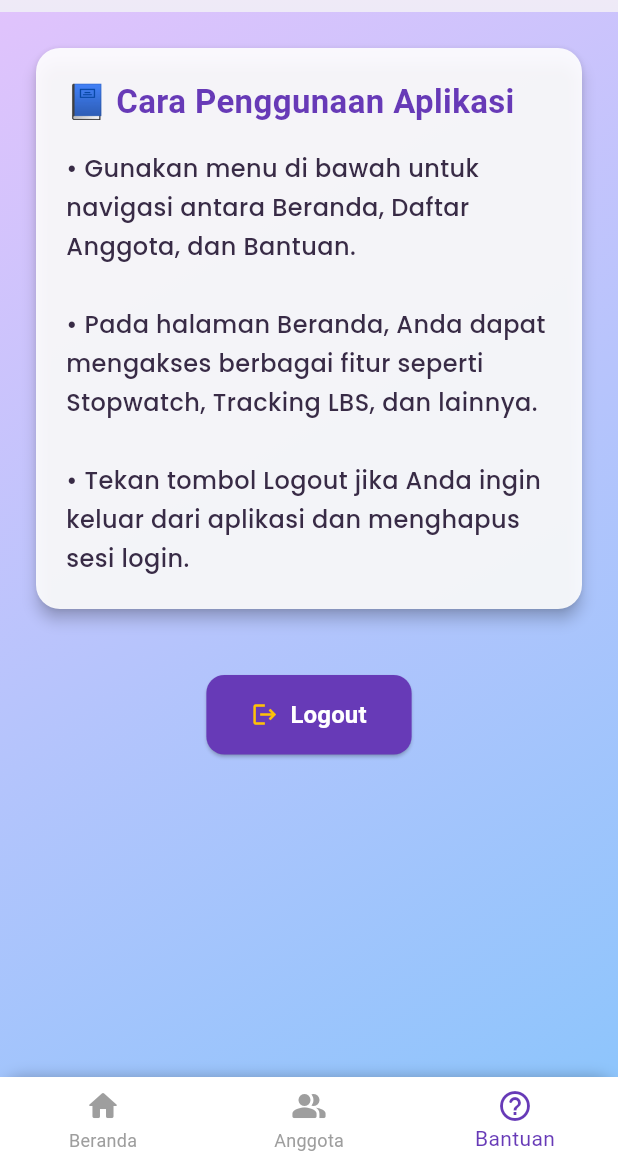
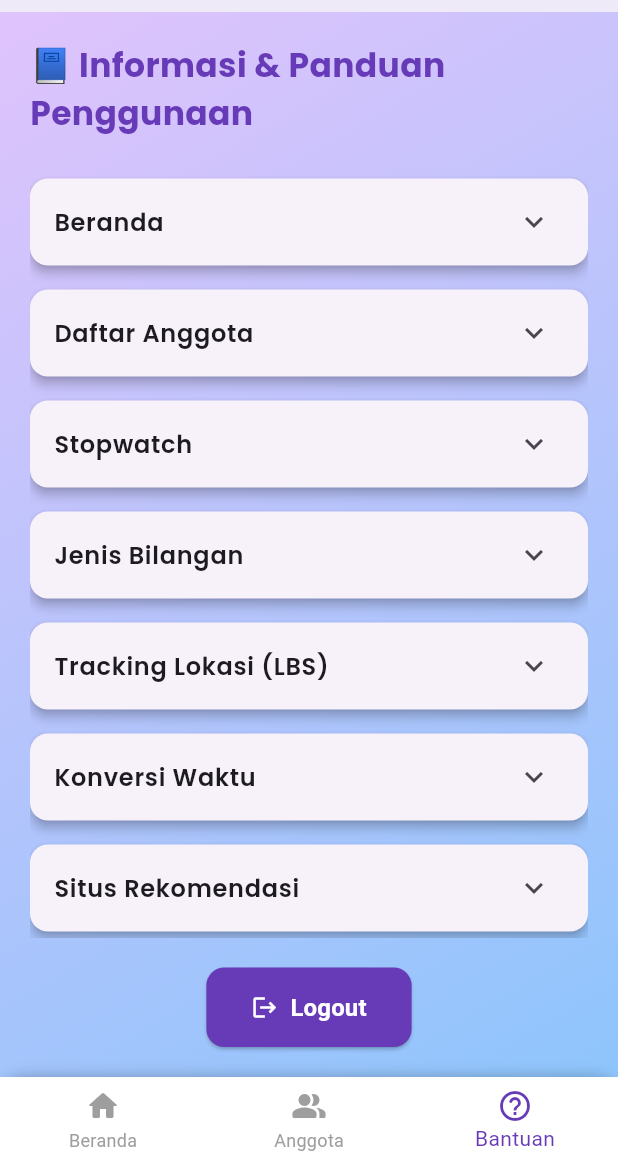
Before and after one commit to Maydamai03/Tugas3_TPM_017_101, a Flutter app: the HomePage screen opened directly, item 3 of the bottom bar chosen, on a phone screen of 412 x 824 dp, the part 72-1236 px from its top. Run offline on Flutter 3.47's test engine with Material 3 defaults, Android fonts, the phone set to English and light mode, and no system bars; our stand-ins replace animate_do, geolocator, google_fonts, shared_preferences; accounts and stored records are empty.

Commit message:
Edit interface 1.2

```diff
--- a/lib/help_page.dart
+++ b/lib/help_page.dart
@@ -15,6 +15,65 @@ class HelpPage extends StatelessWidget {
     );
   }
 
+  final List<Map<String, dynamic>> helpItems = [
+    {
+      'title': 'Beranda',
+      'steps': [
+        'Pilih tab "Beranda" di bagian bawah aplikasi.',
+        'Akses fitur seperti Stopwatch, Jenis Bilangan, LBS, dan lainnya.',
+        'Klik menu yang ingin digunakan.'
+      ]
+    },
+    {
+      'title': 'Daftar Anggota',
+      'steps': [
+        'Pilih tab "Anggota".',
+        'Lihat daftar anggota tim beserta NIM dan foto.'
+      ]
+    },
+    {
+      'title': 'Stopwatch',
+      'steps': [
+        'Buka fitur Stopwatch di halaman Beranda.',
+        'Klik tombol Start untuk mulai menghitung waktu.',
+        'Gunakan tombol lap untuk membagi waktu beserta lap nya',
+        'Gunakan tombol Stop dan Reset untuk mengatur ulang.'
+      ]
+    },
+    {
+      'title': 'Jenis Bilangan',
+      'steps': [
+        'Pilih fitur Jenis Bilangan dari Beranda.',
+        'Masukkan angka yang ingin dianalisis.',
+        'Sistem akan menampilkan apakah angka tersebut prima, desimal, positif/negatif, atau bilangan cacah.'
+      ]
+    },
+    {
+      'title': 'Tracking Lokasi (LBS)',
+      'steps': [
+        'Pilih fitur LBS dari Beranda.',
+        'Izinkan aplikasi mengakses lokasi.',
+        'Lihat posisi Anda di peta secara real-time.'
+      ]
+    },
+    {
+      'title': 'Konversi Waktu',
+      'steps': [
+        'Pilih fitur Konversi Waktu dari Beranda.',
+        'Masukkan jumlah tahun yang ingin dikonversi.',
+        'Hasil akan ditampilkan dalam jam, menit, dan detik.',
+      ]
+    },
+    {
+      'title': 'Situs Rekomendasi',
+      'steps': [
+        'Buka fitur Situs Rekomendasi dari Beranda.',
+        'Lihat daftar situs-situs yang direkomendasikan.',
+        'Tambahkan situs ke favorit untuk akses cepat.'
+      ]
+    },
+  ];
+
   @override
   Widget build(BuildContext context) {
     return Container(
@@ -30,50 +89,59 @@ class HelpPage extends StatelessWidget {
       child: Column(
         crossAxisAlignment: CrossAxisAlignment.stretch,
         children: [
-          Card(
-            elevation: 4,
-            shape: RoundedRectangleBorder(
-              borderRadius: BorderRadius.circular(16),
-            ),
-            color: Colors.white.withOpacity(0.9),
-            child: Padding(
-              padding: const EdgeInsets.all(20.0),
-              child: Column(
-                crossAxisAlignment: CrossAxisAlignment.start,
-                children: [
-                  const Text(
-                    '📘 Cara Penggunaan Aplikasi',
-                    style: TextStyle(
+          Text(
+            '📘 Informasi & Panduan Penggunaan',
+            style: GoogleFonts.poppins(
               fontSize: 22,
               fontWeight: FontWeight.bold,
               color: Colors.deepPurple,
             ),
           ),
-                  const SizedBox(height: 16),
-                  Text(
-                    '• Gunakan menu di bawah untuk navigasi antara Beranda, Daftar Anggota, dan Bantuan.\n\n'
-                    '• Pada halaman Beranda, Anda dapat mengakses berbagai fitur seperti Stopwatch, Tracking LBS, dan lainnya.\n\n'
-                    '• Tekan tombol Logout jika Anda ingin keluar dari aplikasi dan menghapus sesi login.',
+          const SizedBox(height: 20),
+          Expanded(
+            child: Column(
+              children: [
+                Expanded(
+                  child: ListView.builder(
+                    itemCount: helpItems.length,
+                    itemBuilder: (context, index) {
+                      final item = helpItems[index];
+                      return Card(
+                        elevation: 3,
+                        margin: const EdgeInsets.symmetric(vertical: 8),
+                        shape: RoundedRectangleBorder(
+                          borderRadius: BorderRadius.circular(12),
+                        ),
+                        child: ExpansionTile(
+                          title: Text(
+                            item['title'],
                             style: GoogleFonts.poppins(
                               fontSize: 16,
-                      fontWeight: FontWeight.w500,
-                      color: const Color.fromARGB(255, 56, 43, 70),
-                      height: 1.6,
-                      letterSpacing: 0.3,
+                              fontWeight: FontWeight.w600,
                             ),
                           ),
-                ],
+                          children: List.generate(
+                            item['steps'].length,
+                            (i) => ListTile(
+                              leading: const Icon(
+                                Icons.check_circle_outline,
+                                color: Colors.deepPurple,
+                              ),
+                              title: Text(
+                                item['steps'][i],
+                                style: GoogleFonts.poppins(fontSize: 14),
                               ),
                             ),
                           ),
-          const SizedBox(height: 40),
-          Center(
-            child: ElevatedButton.icon(
+                        ),
+                      );
+                    },
+                  ),
+                ),
+                const SizedBox(height: 20),
+                ElevatedButton.icon(
                   onPressed: () => _logout(context),
-              icon: const Icon(
-                Icons.logout,
-                color: Colors.amber,
-              ),
+                  icon: const Icon(Icons.logout, color: Colors.white),
                   label: const Text(
                     'Logout',
                     style: TextStyle(
@@ -84,7 +152,6 @@ class HelpPage extends StatelessWidget {
                   ),
                   style: ElevatedButton.styleFrom(
                     backgroundColor: Colors.deepPurple,
-                foregroundColor: Colors.white,
                     padding: const EdgeInsets.symmetric(
                       horizontal: 30.0,
                       vertical: 15.0,
@@ -94,6 +161,8 @@ class HelpPage extends StatelessWidget {
                     ),
                   ),
                 ),
+              ],
+            ),
           ),
         ],
       ),
--- a/pubspec.yaml
+++ b/pubspec.yaml
@@ -35,6 +35,8 @@ dependencies:
   geolocator: ^9.0.1
   url_launcher: ^6.1.5
   google_fonts: ^6.1.0
+  animate_do: ^3.0.2
+
 
 
 
@@ -68,6 +70,10 @@ flutter:
   # To add assets to your application, add an assets section, like this:
   assets:
   - img/images.jpg
+  - img/may.jpg
+  - img/sakti.jpg
+  - img/xcash.jpg
+  - img/yt.webp
 
   # An image asset can refer to one or more resolution-specific "variants", see
   # https://flutter.dev/to/resolution-aware-images
```
Also changed, not shown: lib/daftar_anggota.dart (+56 -31 lines), lib/sites_data.dart (+6 -6 lines), img/may.jpg (added), img/sakti.jpg (added), img/xcash.jpg (added), img/yt.webp (added), pubspec.lock. Lines whose indentation alone changed are shown as unchanged.
